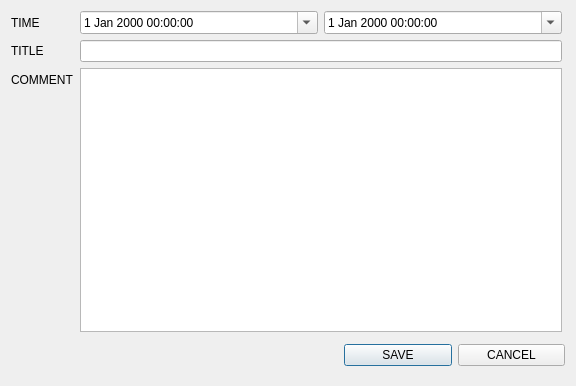
Above: scheduleeditordialog.ui from dldyou/VEDA_QtProject before the change. Below: the same form after it.
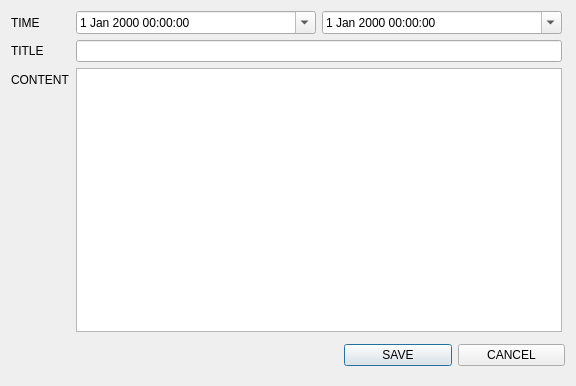
That is the form after the change.

Commit message: feat: dialog add 기초구현

```diff
--- a/scheduleeditordialog.ui
+++ b/scheduleeditordialog.ui
@@ -13,7 +13,7 @@
   <property name="windowTitle">
    <string>Dialog</string>
   </property>
-  <widget class="QWidget" name="">
+  <widget class="QWidget" name="layoutWidget">
    <property name="geometry">
     <rect>
      <x>11</x>
@@ -61,7 +61,7 @@
     <item row="2" column="0">
      <widget class="QLabel" name="lblComment_2">
       <property name="text">
-       <string>COMMENT</string>
+       <string>CONTENT</string>
       </property>
      </widget>
     </item>
```
Left out of the diff: 10 changed lines with no effect on the pictures. The commit also changes 6 other files.
